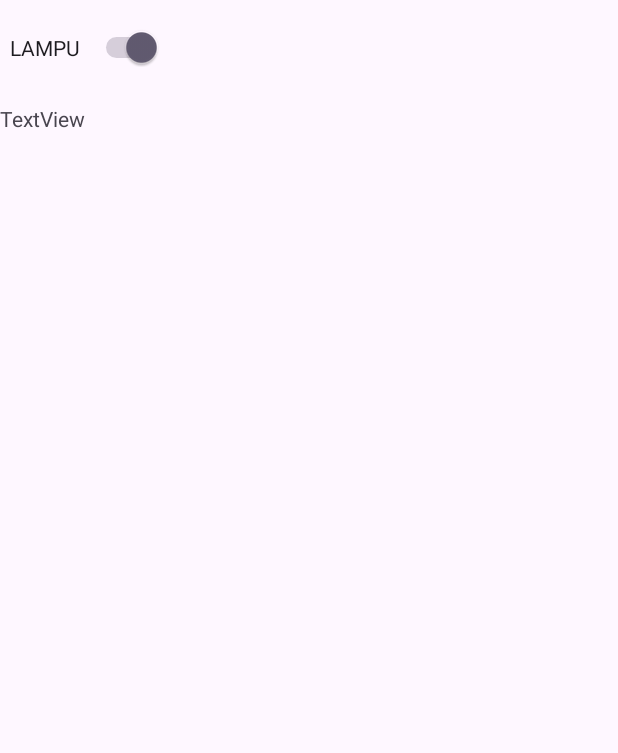
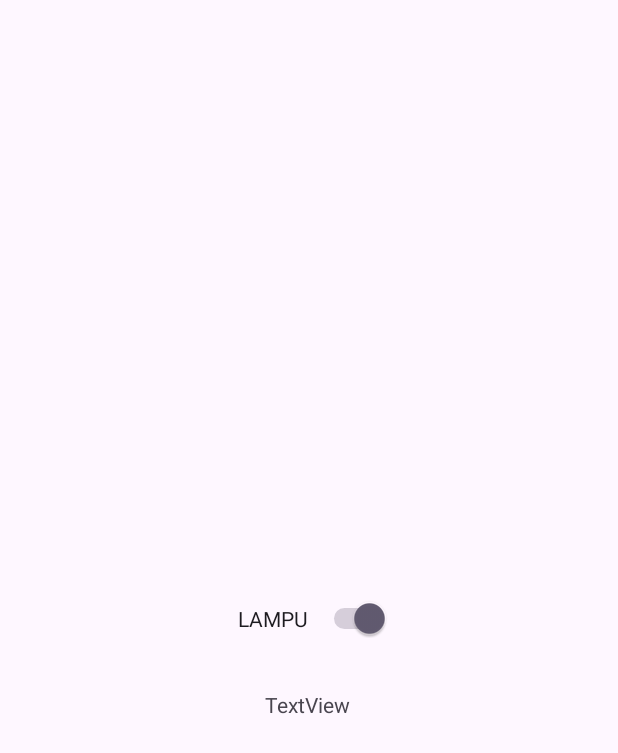
Before and after one commit to fatihnzrdn/ProjectAndroid, an Android app: the screen it shows after launch (MainActivity), on a phone screen of 412 x 824 dp. Shown: the top 753 px of the screen. Run offline under Robolectric (Android 15) with nearby library versions, the phone set to English and light mode, and no system bars.

Commit message:
update switch

```diff
--- a/app/src/main/res/layout/activity_main.xml
+++ b/app/src/main/res/layout/activity_main.xml
@@ -12,22 +12,25 @@
         android:id="@+id/switch1"
         android:layout_width="108dp"
         android:layout_height="63dp"
+        android:checked="true"
         android:gravity="center"
         android:text="LAMPU"
-        tools:layout_editor_absoluteX="139dp"
-        tools:layout_editor_absoluteY="235dp"
-        android:checked="true"
         android:textOff="OFF"
         android:textOn="ON"
-        />
+        app:layout_constraintBottom_toBottomOf="parent"
+        app:layout_constraintEnd_toEndOf="parent"
+        app:layout_constraintStart_toStartOf="parent"
+        app:layout_constraintTop_toTopOf="parent" />
 
     <TextView
         android:id="@+id/textView"
         android:layout_width="wrap_content"
         android:layout_height="wrap_content"
-        android:layout_marginTop="69dp"
+        android:layout_marginTop="16dp"
         android:text="TextView"
-        app:layout_constraintTop_toTopOf="@+id/switch1"
-        tools:layout_editor_absoluteX="142dp" />
+        app:layout_constraintEnd_toEndOf="parent"
+        app:layout_constraintHorizontal_bias="0.498"
+        app:layout_constraintStart_toStartOf="parent"
+        app:layout_constraintTop_toBottomOf="@+id/switch1" />
 
 </androidx.constraintlayout.widget.ConstraintLayout>
```
